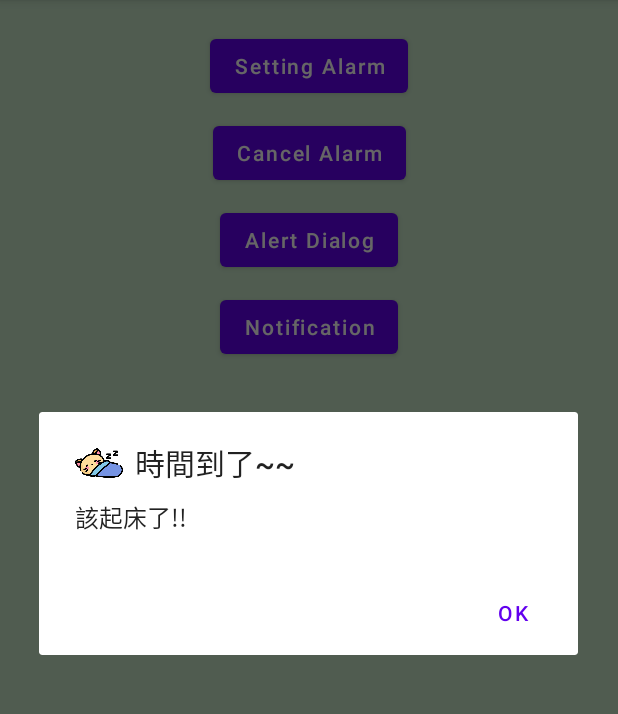
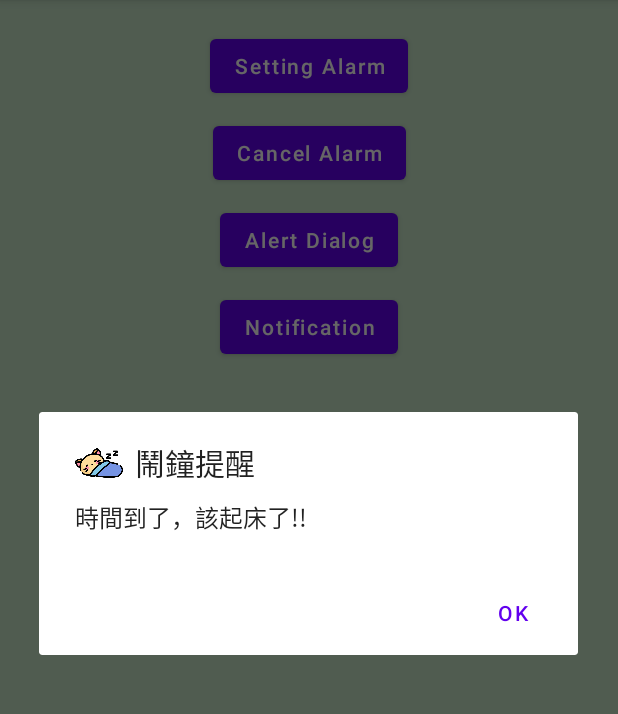
Before and after one commit to AlphonceHuang/AlarmManager, an Android app: the screen it shows after launch (MainActivity), after a tap on "Alert Dialog", on a phone screen of 412 x 824 dp, the part 84-798 px from its top. Run offline under Robolectric (Android 15) with nearby library versions, the phone set to English and light mode, and no system bars.

Commit message:
use res/string

```diff
--- a/app/src/main/java/com/android/alarmmanager/MainActivity.java
+++ b/app/src/main/java/com/android/alarmmanager/MainActivity.java
@@ -133,8 +133,8 @@ public class MainActivity extends AppCompatActivity {
         AlertDialog.Builder builder;
 
         builder = new AlertDialog.Builder(MainActivity.this);
-        builder.setTitle("時間到了~~");
-        builder.setMessage("該起床了!!");
+        builder.setTitle(R.string.AlermReminder);
+        builder.setMessage(R.string.TimeUp);
         builder.setIcon(R.drawable.kitty033);
         builder.setPositiveButton("OK", new DialogInterface.OnClickListener() {
             @Override
@@ -162,6 +162,7 @@ public class MainActivity extends AppCompatActivity {
         //Step3. 透過 Notification.Builder 來建構 notification，
         //並直接使用其.build() 的方法將設定好屬性的 Builder 轉換
         //成 notification，最後開始將顯示通知訊息發送至狀態列上。
+
         Notification notification
                 = new Notification.Builder(MainActivity.this)
                 .setContentIntent(appIntent)
@@ -170,8 +171,8 @@ public class MainActivity extends AppCompatActivity {
                 .setTicker("notification on status bar.") // 設置狀態列的顯示的資訊
                 .setWhen(System.currentTimeMillis())// 設置時間發生時間
                 .setAutoCancel(false) // 設置通知被使用者點擊後是否清除  //notification.flags = Notification.FLAG_AUTO_CANCEL;
-                .setContentTitle("Notification Title") // 設置下拉清單裡的標題
-                .setContentText("Notification Content")// 設置上下文內容
+                .setContentTitle(getString(R.string.AlermReminder)) // 設置下拉清單裡的標題
+                .setContentText(getString(R.string.TimeUp))// 設置上下文內容
                 .setOngoing(true)      //true使notification變為ongoing，用戶不能手動清除// notification.flags = Notification.FLAG_ONGOING_EVENT; notification.flags = Notification.FLAG_NO_CLEAR;
                 .setDefaults(Notification.DEFAULT_ALL) //使用所有默認值，比如聲音，震動，閃屏等等
                 //.setDefaults(Notification.DEFAULT_VIBRATE) //使用默認手機震動提示
--- a/app/src/main/res/values/strings.xml
+++ b/app/src/main/res/values/strings.xml
@@ -4,4 +4,6 @@
     <string name="cancel">Cancel Alarm</string>
     <string name="alert">Alert Dialog</string>
     <string name="notification">Notification</string>
+    <string name="AlermReminder">鬧鐘提醒</string>
+    <string name="TimeUp">時間到了，該起床了!!</string>
 </resources>
```
Also changed, not shown: app/src/main/java/com/android/alarmmanager/MyAlarmReceiver.java (+8 -4 lines).
